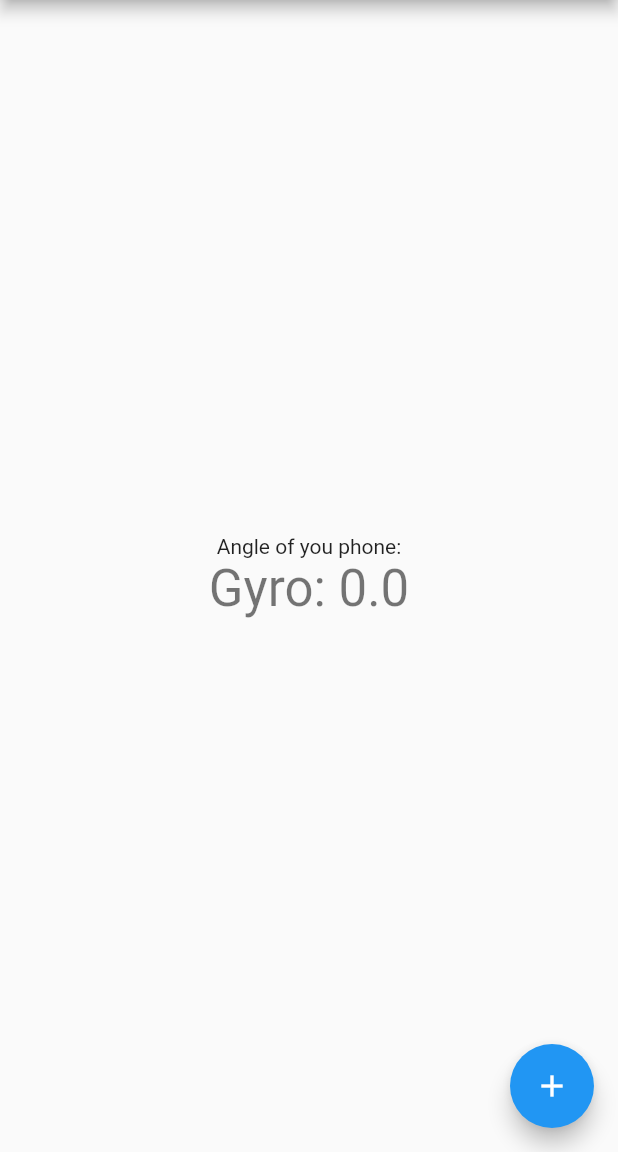
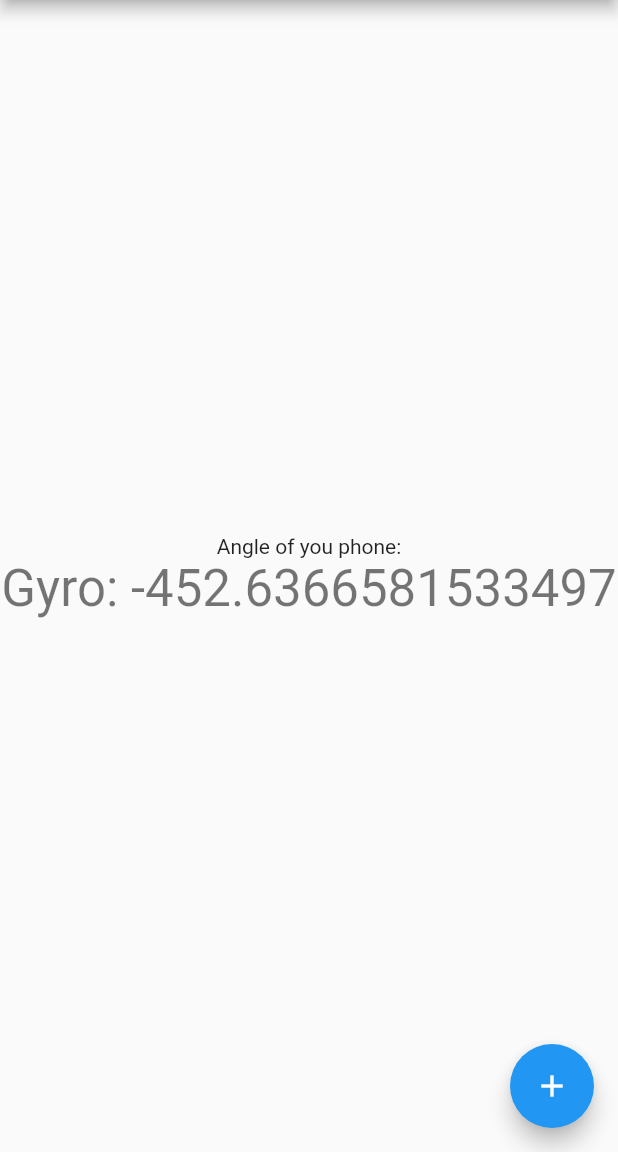
Before and after one commit to Narzgul/Measure, a Flutter app: the screen it shows after launch, on a phone screen of 412 x 824 dp, the part 84-1236 px from its top. Run offline on Flutter 3.47's test engine with Material 2 defaults, Android fonts, the phone set to English and light mode, and no system bars; our stand-ins replace sensors_plus.

```diff
--- a/lib/main.dart
+++ b/lib/main.dart
@@ -41,6 +41,7 @@ class MyHomePage extends StatefulWidget {
 
 class _MyHomePageState extends State<MyHomePage> {
   double radValue = 0;
+  double degValue = 0;
   double gyroValue = -1;
   Timer? radUpdate;
 
@@ -82,7 +83,7 @@ class _MyHomePageState extends State<MyHomePage> {
               'Angle of you phone:',
             ),
             Text(
-              "Gyro: $radValue",
+              "Gyro: $degValue",
               style: Theme.of(context).textTheme.headline4,
             ),
           ],
@@ -104,8 +105,10 @@ class _MyHomePageState extends State<MyHomePage> {
       gyroValue = event.x;
     });
     radUpdate = Timer.periodic(Duration(milliseconds: 100), (timer) {
-      radValue = radValue + gyroValue / 10;
-      print(radValue * (180 / pi));
+      setState(() {
+        radValue = radValue + gyroValue / 10;
+        degValue = radValue * (180 / pi);
+      });
     });
   }
 
```
